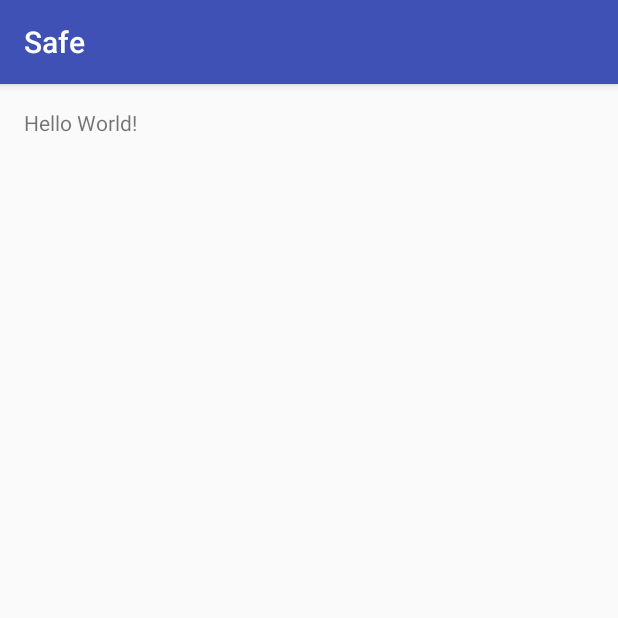
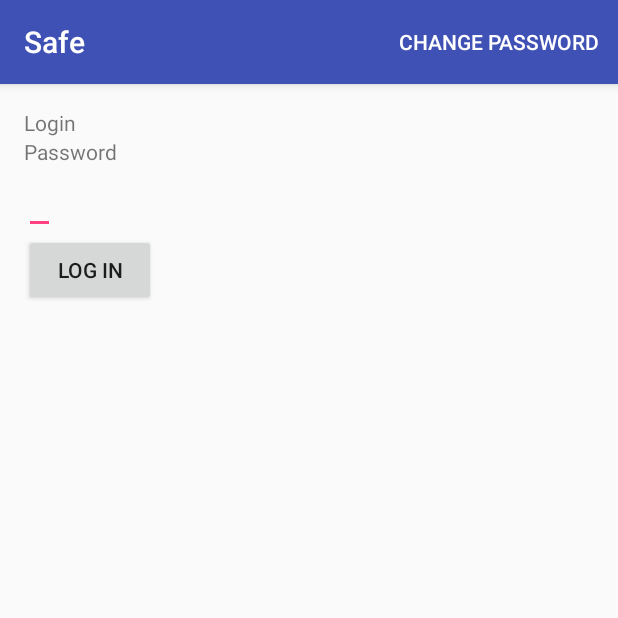
Before and after one commit to sanjaygir/Safe, an Android app: the screen it shows after launch (MainActivity before the commit, LoginActivity after it), on a phone screen of 412 x 824 dp, the top half of it. Run offline under Robolectric (Android 15) with nearby library versions, the phone set to English and light mode, and no system bars.

Commit message:
added all initial activities and views

```diff
--- /dev/null
+++ b/app/src/main/java/com/kofhearts/safe/presenter/LoginActivity.java
@@ -0,0 +1,41 @@
+package com.kofhearts.safe.presenter;
+
+import android.content.Intent;
+import android.os.Bundle;
+import android.support.v7.app.AppCompatActivity;
+import android.view.Menu;
+import android.view.MenuInflater;
+import android.view.MenuItem;
+
+import com.kofhearts.safe.R;
+
+public class LoginActivity extends AppCompatActivity {
+
+    @Override
+    protected void onCreate(Bundle savedInstanceState) {
+        super.onCreate(savedInstanceState);
+        setContentView(R.layout.activity_login);
+
+
+    }
+
+    public boolean onCreateOptionsMenu(Menu menu){
+        MenuInflater inflater = getMenuInflater();
+        inflater.inflate(R.menu.login_menu, menu);
+        return true;
+    }
+
+    public boolean onOptionsItemSelected(MenuItem item){
+
+        switch(item.getItemId()){
+            case R.id.change_password:
+                Intent intent = new Intent(this, EditEntryActivity.class);
+                startActivity(intent);
+                return true;
+        }
+
+        return false;
+    }
+
+
+}
--- a/app/src/main/java/com/kofhearts/safe/presenter/MainActivity.java
+++ /dev/null
@@ -1,28 +0,0 @@
-package com.kofhearts.safe.presenter;
-
-import android.os.Bundle;
-import android.support.v7.app.AppCompatActivity;
-import android.util.Log;
-
-import com.kofhearts.safe.R;
-import com.kofhearts.safe.model.ActiveRecord;
-import com.kofhearts.safe.model.Password;
-
-public class MainActivity extends AppCompatActivity {
-
-    @Override
-    protected void onCreate(Bundle savedInstanceState) {
-        super.onCreate(savedInstanceState);
-        setContentView(R.layout.activity_main);
-
-        ActiveRecord.initialize(this, false);
-
-        long id = Password.create("asd");
-
-        Log.w("totalrecords", String.valueOf(Password.getTotalCount()));
-
-
-
-
-    }
-}
--- a/app/src/main/res/layout/activity_main.xml
+++ b/app/src/main/res/layout/activity_entry_list.xml
@@ -1,17 +1,13 @@
 <?xml version="1.0" encoding="utf-8"?>
 <RelativeLayout xmlns:android="http://schemas.android.com/apk/res/android"
     xmlns:tools="http://schemas.android.com/tools"
-    android:id="@+id/activity_main"
+    android:id="@+id/activity_entry_list"
     android:layout_width="match_parent"
     android:layout_height="match_parent"
     android:paddingBottom="@dimen/activity_vertical_margin"
     android:paddingLeft="@dimen/activity_horizontal_margin"
     android:paddingRight="@dimen/activity_horizontal_margin"
     android:paddingTop="@dimen/activity_vertical_margin"
-    tools:context="com.kofhearts.safe.presenter.MainActivity">
+    tools:context="com.kofhearts.safe.presenter.EntryListActivity">
 
-    <TextView
-        android:layout_width="wrap_content"
-        android:layout_height="wrap_content"
-        android:text="Hello World!" />
 </RelativeLayout>
--- /dev/null
+++ b/app/src/main/res/layout/activity_login.xml
@@ -0,0 +1,40 @@
+<?xml version="1.0" encoding="utf-8"?>
+<LinearLayout xmlns:android="http://schemas.android.com/apk/res/android"
+    xmlns:tools="http://schemas.android.com/tools"
+    android:id="@+id/activity_main"
+    android:layout_width="match_parent"
+    android:layout_height="match_parent"
+    android:paddingBottom="@dimen/activity_vertical_margin"
+    android:paddingLeft="@dimen/activity_horizontal_margin"
+    android:paddingRight="@dimen/activity_horizontal_margin"
+    android:paddingTop="@dimen/activity_vertical_margin"
+    android:orientation="vertical"
+    tools:context="com.kofhearts.safe.presenter.LoginActivity">
+
+    <TextView
+        android:layout_width="wrap_content"
+        android:layout_height="wrap_content"
+        android:text="Login" />
+
+
+    <TextView
+        android:layout_width="wrap_content"
+        android:layout_height="wrap_content"
+        android:text="Password" />
+
+
+    <EditText
+        android:layout_width="wrap_content"
+        android:layout_height="wrap_content" />
+
+
+    <Button
+        android:layout_width="wrap_content"
+        android:layout_height="wrap_content"
+        android:text="Log In"
+        />
+
+
+
+
+</LinearLayout>
--- /dev/null
+++ b/app/src/main/res/menu/login_menu.xml
@@ -0,0 +1,10 @@
+<?xml version="1.0" encoding="utf-8"?>
+<menu xmlns:android="http://schemas.android.com/apk/res/android"
+    xmlns:app="http://schemas.android.com/apk/res-auto"
+    >
+
+    <item android:id="@+id/change_password"
+        android:title="Change Password"
+        app:showAsAction="ifRoom"/>
+
+</menu>
```
Also changed, not shown: app/src/main/AndroidManifest.xml (+6 -1 lines), app/src/main/java/com/kofhearts/safe/presenter/ChangePasswordActivity.java (added, +17 -0 lines), app/src/main/java/com/kofhearts/safe/presenter/EditEntryActivity.java (added, +15 -0 lines), app/src/main/java/com/kofhearts/safe/presenter/EntryListActivity.java (added, +38 -0 lines), app/src/main/java/com/kofhearts/safe/presenter/EntryViewActivity.java (added, +25 -0 lines), app/src/main/java/com/kofhearts/safe/presenter/NewEntryActivity.java (added, +15 -0 lines), app/src/main/res/layout/activity_change_password.xml (added, +55 -0 lines), app/src/main/res/layout/activity_edit_entry.xml (added, +49 -0 lines), app/src/main/res/layout/activity_entry_view.xml (added, +42 -0 lines), app/src/main/res/layout/activity_new_entry.xml (added, +49 -0 lines), app/src/main/res/layout/entry_list_search.xml (added, +10 -0 lines), app/src/main/res/menu/entry_list_menu.xml (added, +12 -0 lines), app/src/main/res/menu/entry_view_menu.xml (added, +15 -0 lines).
